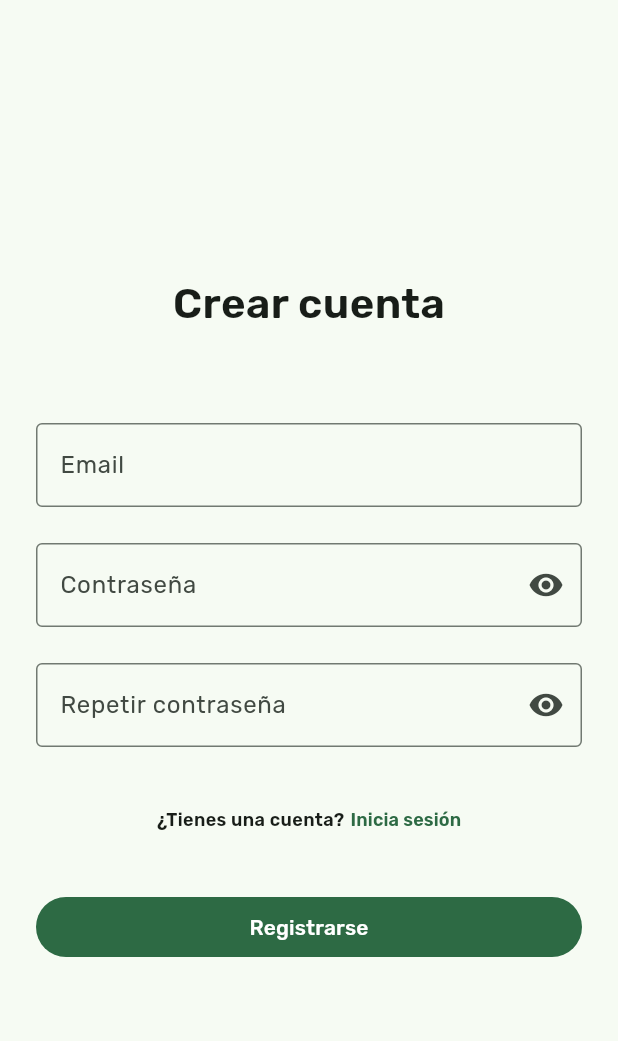
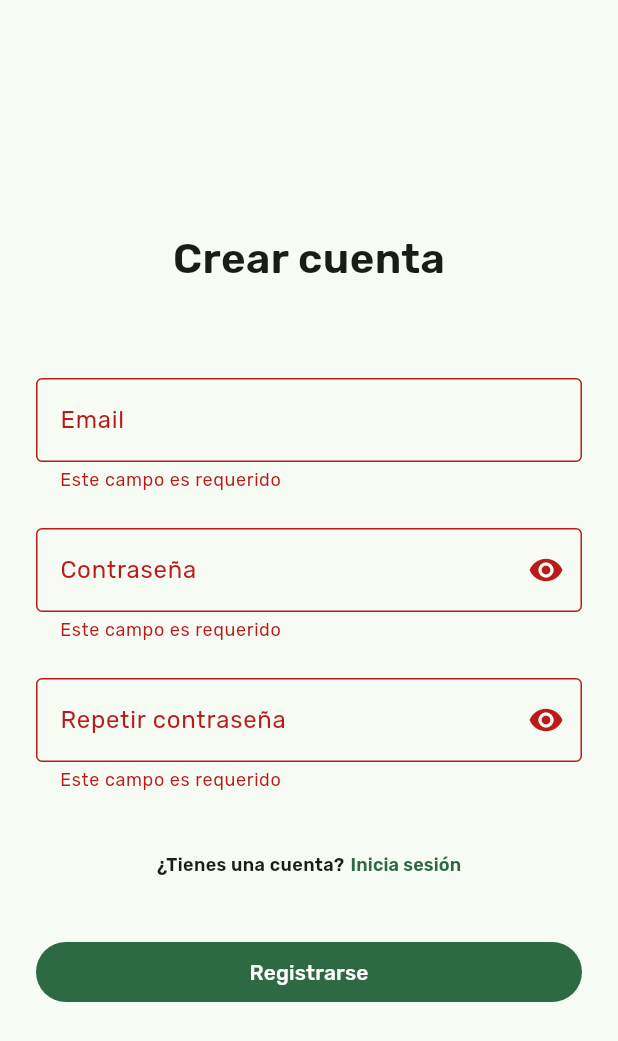
Before and after one commit to HomeyPark/HomeyPark-AppFlutter, a Flutter app: the screen it shows after launch, after a tap on "Registrarse", on a phone screen of 412 x 824 dp. Shown: the top 1041 px of the screen. Run offline on Flutter 3.47's test engine with Material 3 defaults, Android fonts, the phone set to English and light mode, and no system bars; our stand-ins replace google_fonts.

Commit message:
feat: add text form field validations for email and password in register view

```diff
--- a/lib/views/register.dart
+++ b/lib/views/register.dart
@@ -1,5 +1,7 @@
 import 'package:flutter/material.dart';
 import 'package:flutter/widgets.dart';
+
+final _registerFormKey = GlobalKey<FormState>();
 
 class Register extends StatefulWidget {
   const Register({super.key});
@@ -16,6 +18,50 @@ class _RegisterState extends State<Register> {
   final passwordFieldController = TextEditingController();
   final repeatPasswordFieldController = TextEditingController();
 
+  String? validateEmptyFields(String? value) {
+    if (value == null || value.isEmpty) {
+      return 'Este campo es requerido';
+    }
+    return null;
+  }
+
+  String? validateEmail(String? email) {
+    var isEmpty = validateEmptyFields(email);
+
+    if (isEmpty != null) return isEmpty;
+
+    RegExp emailRegExp = RegExp(r'^[\w-\.]+@([\w-]+\.)+[\w-]{2,4}$');
+    final isEmailValid = emailRegExp.hasMatch(email ?? '');
+
+    if (!isEmailValid) return 'Por favor, introduce un email válido';
+
+    return null;
+  }
+
+  String? validatePassword(String? password) {
+    var isEmpty = validateEmptyFields(password);
+
+    if (isEmpty != null) return isEmpty;
+
+    if (password!.length < 6) {
+      return 'La contraseña debe tener al menos 6 caracteres';
+    }
+
+    return null;
+  }
+
+  String? validateRepeatPassword(String? repeatPassword) {
+    var isEmpty = validateEmptyFields(repeatPassword);
+
+    if (isEmpty != null) return isEmpty;
+
+    if (repeatPassword != passwordFieldController.text) {
+      return 'Las contraseñas no coinciden';
+    }
+
+    return null;
+  }
+
   @override
   Widget build(BuildContext context) {
     ThemeData theme = Theme.of(context);
@@ -24,6 +70,8 @@ class _RegisterState extends State<Register> {
         body: Padding(
             padding: const EdgeInsets.all(24),
             child: Center(
+              child: Form(
+                key: _registerFormKey,
                 child: Column(
                   mainAxisAlignment: MainAxisAlignment.center,
                   children: <Widget>[
@@ -37,20 +85,26 @@ class _RegisterState extends State<Register> {
                     ),
                     Container(
                       margin: const EdgeInsets.only(top: 60),
-                    child: TextField(
+                      child: TextFormField(
                         controller: emailFieldController,
                         decoration: const InputDecoration(
-                          labelText: 'Email', border: OutlineInputBorder()),
+                          labelText: 'Email',
+                          border: OutlineInputBorder(),
+                        ),
+                        validator: validateEmail,
+                        autovalidateMode: AutovalidateMode.onUserInteraction,
                       ),
                     ),
                     Container(
                       margin: const EdgeInsets.only(top: 24),
-                    child: TextField(
+                      child: TextFormField(
                         controller: passwordFieldController,
                         obscureText: !passwordVisible,
                         enableSuggestions: false,
                         autocorrect: false,
                         obscuringCharacter: "*",
+                        autovalidateMode: AutovalidateMode.onUserInteraction,
+                        validator: validatePassword,
                         decoration: InputDecoration(
                           labelText: 'Contraseña',
                           border: const OutlineInputBorder(),
@@ -68,19 +122,22 @@ class _RegisterState extends State<Register> {
                     ),
                     Container(
                       margin: const EdgeInsets.only(top: 24),
-                    child: TextField(
+                      child: TextFormField(
                         controller: repeatPasswordFieldController,
                         obscureText: !repeatPasswordVisible,
                         enableSuggestions: false,
                         autocorrect: false,
                         obscuringCharacter: "*",
+                        validator: validateRepeatPassword,
+                        autovalidateMode: AutovalidateMode.onUserInteraction,
                         decoration: InputDecoration(
                           labelText: 'Repetir contraseña',
                           border: const OutlineInputBorder(),
                           suffixIcon: IconButton(
                               onPressed: () {
                                 setState(() {
-                                repeatPasswordVisible = !repeatPasswordVisible;
+                                  repeatPasswordVisible =
+                                      !repeatPasswordVisible;
                                 });
                               },
                               icon: Icon(repeatPasswordVisible
@@ -112,7 +169,8 @@ class _RegisterState extends State<Register> {
                               "Inicia sesión",
                               style: TextStyle(
                                   color: theme.colorScheme.primary,
-                                fontSize: theme.textTheme.labelMedium!.fontSize,
+                                  fontSize:
+                                      theme.textTheme.labelMedium!.fontSize,
                                   fontWeight: FontWeight.w600),
                             ),
                           ),
@@ -124,20 +182,33 @@ class _RegisterState extends State<Register> {
                       width: double.infinity,
                       child: FilledButton(
                         onPressed: () {
-                        print({
-                          "email": emailFieldController.text,
-                          "password": passwordFieldController.text,
-                          "repeatPassword": repeatPasswordFieldController.text
-                        });
+                          if (_registerFormKey.currentState!.validate()) {
+                            Future.delayed(const Duration(seconds: 3), () {
                               emailFieldController.clear();
                               passwordFieldController.clear();
                               repeatPasswordFieldController.clear();
+                            });
+
+                            ScaffoldMessenger.of(context)
+                                .showSnackBar(const SnackBar(
+                              content: Text('Procesando datos'),
+                              duration: Duration(seconds: 3),
+                            ));
+                          }
                         },
                         child: const Text('Registrarse'),
                       ),
                     ),
                   ],
                 ),
+              ),
             )));
   }
+
+  String? validateEmptyField(String value) {
+    if (value.isEmpty) {
+      return 'Este campo es requerido';
     }
+    return null;
+  }
+}
```
Lines whose indentation alone changed are shown as unchanged.
